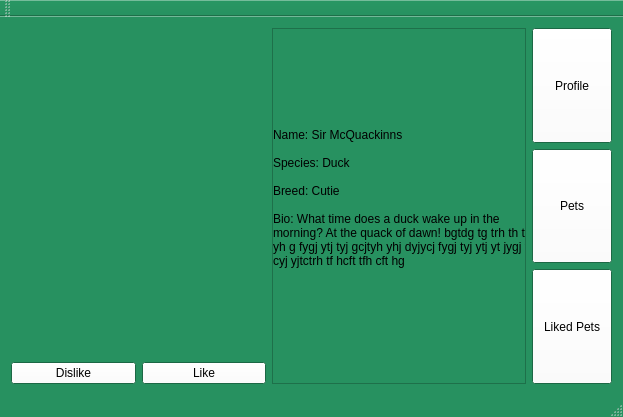
CS-205-S21/team_1_4, file pet_tinder/gui/screen.ui: the form before one commit.
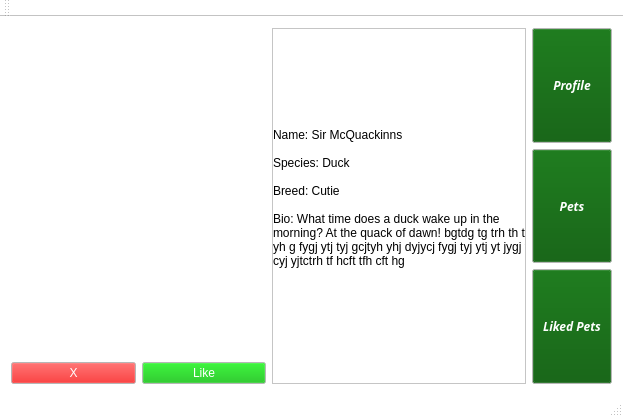
The form after the commit.

Diff of the .ui file:
```diff
--- a/pet_tinder/gui/screen.ui
+++ b/pet_tinder/gui/screen.ui
@@ -31,31 +31,49 @@
      <colorrole role="Button">
       <brush brushstyle="SolidPattern">
        <color alpha="255">
-        <red>255</red>
-        <green>255</green>
-        <blue>255</blue>
+        <red>0</red>
+        <green>129</green>
+        <blue>0</blue>
        </color>
       </brush>
      </colorrole>
      <colorrole role="Light">
       <brush brushstyle="SolidPattern">
        <color alpha="255">
-        <red>53</red>
+        <red>255</red>
         <green>255</green>
-        <blue>164</blue>
+        <blue>255</blue>
        </color>
       </brush>
      </colorrole>
      <colorrole role="Midlight">
       <brush brushstyle="SolidPattern">
        <color alpha="255">
-        <red>61</red>
+        <red>255</red>
         <green>255</green>
-        <blue>217</blue>
+        <blue>255</blue>
        </color>
       </brush>
      </colorrole>
-     <colorrole role="ButtonText">
+     <colorrole role="Dark">
+      <brush brushstyle="SolidPattern">
+       <color alpha="255">
+        <red>255</red>
+        <green>255</green>
+        <blue>255</blue>
+       </color>
+      </brush>
+     </colorrole>
+     <colorrole role="Mid">
+      <brush brushstyle="SolidPattern">
+       <color alpha="255">
+        <red>255</red>
+        <green>255</green>
+        <blue>255</blue>
+       </color>
+      </brush>
+     </colorrole>
+     <colorrole role="Text">
       <brush brushstyle="SolidPattern">
        <color alpha="255">
         <red>0</red>
@@ -64,21 +82,39 @@
        </color>
       </brush>
      </colorrole>
+     <colorrole role="ButtonText">
+      <brush brushstyle="SolidPattern">
+       <color alpha="255">
+        <red>255</red>
+        <green>255</green>
+        <blue>255</blue>
+       </color>
+      </brush>
+     </colorrole>
      <colorrole role="Base">
       <brush brushstyle="SolidPattern">
        <color alpha="255">
-        <red>51</red>
-        <green>51</green>
-        <blue>51</blue>
+        <red>255</red>
+        <green>255</green>
+        <blue>255</blue>
        </color>
       </brush>
      </colorrole>
      <colorrole role="Window">
       <brush brushstyle="SolidPattern">
        <color alpha="255">
-        <red>39</red>
-        <green>145</green>
-        <blue>96</blue>
+        <red>255</red>
+        <green>255</green>
+        <blue>255</blue>
+       </color>
+      </brush>
+     </colorrole>
+     <colorrole role="Shadow">
+      <brush brushstyle="SolidPattern">
+       <color alpha="255">
+        <red>255</red>
+        <green>255</green>
+        <blue>255</blue>
        </color>
       </brush>
      </colorrole>
@@ -96,31 +132,49 @@
      <colorrole role="Button">
       <brush brushstyle="SolidPattern">
        <color alpha="255">
-        <red>255</red>
-        <green>255</green>
-        <blue>255</blue>
+        <red>0</red>
+        <green>129</green>
+        <blue>0</blue>
        </color>
       </brush>
      </colorrole>
      <colorrole role="Light">
       <brush brushstyle="SolidPattern">
        <color alpha="255">
-        <red>53</red>
+        <red>255</red>
         <green>255</green>
-        <blue>164</blue>
+        <blue>255</blue>
        </color>
       </brush>
      </colorrole>
      <colorrole role="Midlight">
       <brush brushstyle="SolidPattern">
        <color alpha="255">
-        <red>61</red>
+        <red>255</red>
         <green>255</green>
-        <blue>217</blue>
+        <blue>255</blue>
        </color>
       </brush>
      </colorrole>
-     <colorrole role="ButtonText">
+     <colorrole role="Dark">
+      <brush brushstyle="SolidPattern">
+       <color alpha="255">
+        <red>255</red>
+        <green>255</green>
+        <blue>255</blue>
+       </color>
+      </brush>
+     </colorrole>
+     <colorrole role="Mid">
+      <brush brushstyle="SolidPattern">
+       <color alpha="255">
+        <red>255</red>
+        <green>255</green>
+        <blue>255</blue>
+       </color>
+      </brush>
+     </colorrole>
+     <colorrole role="Text">
       <brush brushstyle="SolidPattern">
        <color alpha="255">
         <red>0</red>
@@ -129,21 +183,39 @@
        </color>
       </brush>
      </colorrole>
+     <colorrole role="ButtonText">
+      <brush brushstyle="SolidPattern">
+       <color alpha="255">
+        <red>255</red>
+        <green>255</green>
+        <blue>255</blue>
+       </color>
+      </brush>
+     </colorrole>
      <colorrole role="Base">
       <brush brushstyle="SolidPattern">
        <color alpha="255">
-        <red>51</red>
-        <green>51</green>
-        <blue>51</blue>
+        <red>255</red>
+        <green>255</green>
+        <blue>255</blue>
        </color>
       </brush>
      </colorrole>
      <colorrole role="Window">
       <brush brushstyle="SolidPattern">
        <color alpha="255">
-        <red>39</red>
-        <green>145</green>
-        <blue>96</blue>
+        <red>255</red>
+        <green>255</green>
+        <blue>255</blue>
+       </color>
+      </brush>
+     </colorrole>
+     <colorrole role="Shadow">
+      <brush brushstyle="SolidPattern">
+       <color alpha="255">
+        <red>255</red>
+        <green>255</green>
+        <blue>255</blue>
        </color>
       </brush>
      </colorrole>
@@ -151,7 +223,7 @@
     <disabled>
      <colorrole role="WindowText">
       <brush brushstyle="SolidPattern">
-       <color alpha="127">
+       <color alpha="255">
         <red>255</red>
         <green>255</green>
         <blue>255</blue>
@@ -161,33 +233,60 @@
      <colorrole role="Button">
       <brush brushstyle="SolidPattern">
        <color alpha="255">
-        <red>255</red>
-        <green>255</green>
-        <blue>255</blue>
+        <red>0</red>
+        <green>129</green>
+        <blue>0</blue>
        </color>
       </brush>
      </colorrole>
      <colorrole role="Light">
       <brush brushstyle="SolidPattern">
        <color alpha="255">
-        <red>53</red>
+        <red>255</red>
         <green>255</green>
-        <blue>164</blue>
+        <blue>255</blue>
        </color>
       </brush>
      </colorrole>
      <colorrole role="Midlight">
       <brush brushstyle="SolidPattern">
        <color alpha="255">
-        <red>61</red>
+        <red>255</red>
         <green>255</green>
-        <blue>217</blue>
+        <blue>255</blue>
+       </color>
+      </brush>
+     </colorrole>
+     <colorrole role="Dark">
+      <brush brushstyle="SolidPattern">
+       <color alpha="255">
+        <red>255</red>
+        <green>255</green>
+        <blue>255</blue>
+       </color>
+      </brush>
+     </colorrole>
+     <colorrole role="Mid">
+      <brush brushstyle="SolidPattern">
+       <color alpha="255">
+        <red>255</red>
+        <green>255</green>
+        <blue>255</blue>
+       </color>
+      </brush>
+     </colorrole>
+     <colorrole role="Text">
+      <brush brushstyle="SolidPattern">
+       <color alpha="255">
+        <red>255</red>
+        <green>255</green>
+        <blue>255</blue>
        </color>
       </brush>
      </colorrole>
      <colorrole role="ButtonText">
       <brush brushstyle="SolidPattern">
-       <color alpha="127">
+       <color alpha="255">
         <red>255</red>
         <green>255</green>
         <blue>255</blue>
@@ -197,18 +296,27 @@
      <colorrole role="Base">
       <brush brushstyle="SolidPattern">
        <color alpha="255">
-        <red>39</red>
-        <green>145</green>
-        <blue>96</blue>
+        <red>255</red>
+        <green>255</green>
+        <blue>255</blue>
        </color>
       </brush>
      </colorrole>
      <colorrole role="Window">
       <brush brushstyle="SolidPattern">
        <color alpha="255">
-        <red>39</red>
-        <green>145</green>
-        <blue>96</blue>
+        <red>255</red>
+        <green>255</green>
+        <blue>255</blue>
+       </color>
+      </brush>
+     </colorrole>
+     <colorrole role="Shadow">
+      <brush brushstyle="SolidPattern">
+       <color alpha="255">
+        <red>255</red>
+        <green>255</green>
+        <blue>255</blue>
        </color>
       </brush>
      </colorrole>
@@ -265,13 +373,87 @@
          <layout class="QHBoxLayout" name="horizontalLayout_2">
           <item>
            <widget class="QPushButton" name="pushButton_3">
+            <property name="palette">
+             <palette>
+              <active>
+               <colorrole role="Button">
+                <brush brushstyle="SolidPattern">
+                 <color alpha="255">
+                  <red>226</red>
+                  <green>0</green>
+                  <blue>0</blue>
+                 </color>
+                </brush>
+               </colorrole>
+              </active>
+              <inactive>
+               <colorrole role="Button">
+                <brush brushstyle="SolidPattern">
+                 <color alpha="255">
+                  <red>226</red>
+                  <green>0</green>
+                  <blue>0</blue>
+                 </color>
+                </brush>
+               </colorrole>
+              </inactive>
+              <disabled>
+               <colorrole role="Button">
+                <brush brushstyle="SolidPattern">
+                 <color alpha="255">
+                  <red>226</red>
+                  <green>0</green>
+                  <blue>0</blue>
+                 </color>
+                </brush>
+               </colorrole>
+              </disabled>
+             </palette>
+            </property>
             <property name="text">
-             <string>Dislike</string>
+             <string>X</string>
             </property>
            </widget>
           </item>
           <item>
            <widget class="QPushButton" name="pushButton_2">
+            <property name="palette">
+             <palette>
+              <active>
+               <colorrole role="Button">
+                <brush brushstyle="SolidPattern">
+                 <color alpha="255">
+                  <red>0</red>
+                  <green>181</green>
+                  <blue>0</blue>
+                 </color>
+                </brush>
+               </colorrole>
+              </active>
+              <inactive>
+               <colorrole role="Button">
+                <brush brushstyle="SolidPattern">
+                 <color alpha="255">
+                  <red>0</red>
+                  <green>181</green>
+                  <blue>0</blue>
+                 </color>
+                </brush>
+               </colorrole>
+              </inactive>
+              <disabled>
+               <colorrole role="Button">
+                <brush brushstyle="SolidPattern">
+                 <color alpha="255">
+                  <red>0</red>
+                  <green>181</green>
+                  <blue>0</blue>
+                 </color>
+                </brush>
+               </colorrole>
+              </disabled>
+             </palette>
+            </property>
             <property name="text">
              <string>Like</string>
             </property>
@@ -291,7 +473,7 @@
           <rect>
            <x>0</x>
            <y>0</y>
-           <width>252</width>
+           <width>251</width>
            <height>336</height>
           </rect>
          </property>
@@ -342,6 +524,51 @@
             <height>0</height>
            </size>
           </property>
+          <property name="palette">
+           <palette>
+            <active>
+             <colorrole role="Button">
+              <brush brushstyle="SolidPattern">
+               <color alpha="255">
+                <red>0</red>
+                <green>85</green>
+                <blue>0</blue>
+               </color>
+              </brush>
+             </colorrole>
+            </active>
+            <inactive>
+             <colorrole role="Button">
+              <brush brushstyle="SolidPattern">
+               <color alpha="255">
+                <red>0</red>
+                <green>85</green>
+                <blue>0</blue>
+               </color>
+              </brush>
+             </colorrole>
+            </inactive>
+            <disabled>
+             <colorrole role="Button">
+              <brush brushstyle="SolidPattern">
+               <color alpha="255">
+                <red>0</red>
+                <green>85</green>
+                <blue>0</blue>
+               </color>
+              </brush>
+             </colorrole>
+            </disabled>
+           </palette>
+          </property>
+          <property name="font">
+           <font>
+            <family>Purisa</family>
+            <weight>75</weight>
+            <italic>true</italic>
+            <bold>true</bold>
+           </font>
+          </property>
           <property name="layoutDirection">
            <enum>Qt::LeftToRight</enum>
           </property>
@@ -358,6 +585,51 @@
             <height>10000</height>
            </size>
           </property>
+          <property name="palette">
+           <palette>
+            <active>
+             <colorrole role="Button">
+              <brush brushstyle="SolidPattern">
+               <color alpha="255">
+                <red>0</red>
+                <green>85</green>
+                <blue>0</blue>
+               </color>
+              </brush>
+             </colorrole>
+            </active>
+            <inactive>
+             <colorrole role="Button">
+              <brush brushstyle="SolidPattern">
+               <color alpha="255">
+                <red>0</red>
+                <green>85</green>
+                <blue>0</blue>
+               </color>
+              </brush>
+             </colorrole>
+            </inactive>
+            <disabled>
+             <colorrole role="Button">
+              <brush brushstyle="SolidPattern">
+               <color alpha="255">
+                <red>0</red>
+                <green>85</green>
+                <blue>0</blue>
+               </color>
+              </brush>
+             </colorrole>
+            </disabled>
+           </palette>
+          </property>
+          <property name="font">
+           <font>
+            <family>Purisa</family>
+            <weight>75</weight>
+            <italic>true</italic>
+            <bold>true</bold>
+           </font>
+          </property>
           <property name="layoutDirection">
            <enum>Qt::LeftToRight</enum>
           </property>
@@ -374,6 +646,51 @@
             <height>10000</height>
            </size>
           </property>
+          <property name="palette">
+           <palette>
+            <active>
+             <colorrole role="Button">
+              <brush brushstyle="SolidPattern">
+               <color alpha="255">
+                <red>0</red>
+                <green>85</green>
+                <blue>0</blue>
+               </color>
+              </brush>
+             </colorrole>
+            </active>
+            <inactive>
+             <colorrole role="Button">
+              <brush brushstyle="SolidPattern">
+               <color alpha="255">
+                <red>0</red>
+                <green>85</green>
+                <blue>0</blue>
+               </color>
+              </brush>
+             </colorrole>
+            </inactive>
+            <disabled>
+             <colorrole role="Button">
+              <brush brushstyle="SolidPattern">
+               <color alpha="255">
+                <red>0</red>
+                <green>85</green>
+                <blue>0</blue>
+               </color>
+              </brush>
+             </colorrole>
+            </disabled>
+           </palette>
+          </property>
+          <property name="font">
+           <font>
+            <family>Purisa</family>
+            <weight>75</weight>
+            <italic>true</italic>
+            <bold>true</bold>
+           </font>
+          </property>
           <property name="layoutDirection">
            <enum>Qt::LeftToRight</enum>
           </property>
@@ -389,6 +706,205 @@
    </layout>
   </widget>
   <widget class="QToolBar" name="mainToolBar">
+   <property name="palette">
+    <palette>
+     <active>
+      <colorrole role="WindowText">
+       <brush brushstyle="SolidPattern">
+        <color alpha="255">
+         <red>0</red>
+         <green>0</green>
+         <blue>0</blue>
+        </color>
+       </brush>
+      </colorrole>
+      <colorrole role="Light">
+       <brush brushstyle="SolidPattern">
+        <color alpha="255">
+         <red>255</red>
+         <green>255</green>
+         <blue>255</blue>
+        </color>
+       </brush>
+      </colorrole>
+      <colorrole role="Midlight">
+       <brush brushstyle="SolidPattern">
+        <color alpha="255">
+         <red>255</red>
+         <green>255</green>
+         <blue>255</blue>
+        </color>
+       </brush>
+      </colorrole>
+      <colorrole role="Dark">
+       <brush brushstyle="SolidPattern">
+        <color alpha="255">
+         <red>255</red>
+         <green>255</green>
+         <blue>255</blue>
+        </color>
+       </brush>
+      </colorrole>
+      <colorrole role="Mid">
+       <brush brushstyle="SolidPattern">
+        <color alpha="255">
+         <red>255</red>
+         <green>255</green>
+         <blue>255</blue>
+        </color>
+       </brush>
+      </colorrole>
+      <colorrole role="Text">
+       <brush brushstyle="SolidPattern">
+        <color alpha="255">
+         <red>0</red>
+         <green>0</green>
+         <blue>0</blue>
+        </color>
+       </brush>
+      </colorrole>
+      <colorrole role="ButtonText">
+       <brush brushstyle="SolidPattern">
+        <color alpha="255">
+         <red>255</red>
+         <green>255</green>
+         <blue>255</blue>
+        </color>
+       </brush>
+      </colorrole>
+     </active>
+     <inactive>
+      <colorrole role="WindowText">
+       <brush brushstyle="SolidPattern">
+        <color alpha="255">
+         <red>0</red>
+         <green>0</green>
+         <blue>0</blue>
+        </color>
+       </brush>
+      </colorrole>
+      <colorrole role="Light">
+       <brush brushstyle="SolidPattern">
+        <color alpha="255">
+         <red>255</red>
+         <green>255</green>
+         <blue>255</blue>
+        </color>
+       </brush>
+      </colorrole>
+      <colorrole role="Midlight">
+       <brush brushstyle="SolidPattern">
+        <color alpha="255">
+         <red>255</red>
+         <green>255</green>
+         <blue>255</blue>
+        </color>
+       </brush>
+      </colorrole>
+      <colorrole role="Dark">
+       <brush brushstyle="SolidPattern">
+        <color alpha="255">
+         <red>255</red>
+         <green>255</green>
+         <blue>255</blue>
+        </color>
+       </brush>
+      </colorrole>
+      <colorrole role="Mid">
+       <brush brushstyle="SolidPattern">
+        <color alpha="255">
+         <red>255</red>
+         <green>255</green>
+         <blue>255</blue>
+        </color>
+       </brush>
+      </colorrole>
+      <colorrole role="Text">
+       <brush brushstyle="SolidPattern">
+        <color alpha="255">
+         <red>0</red>
+         <green>0</green>
+         <blue>0</blue>
+        </color>
+       </brush>
+      </colorrole>
+      <colorrole role="ButtonText">
+       <brush brushstyle="SolidPattern">
+        <color alpha="255">
+         <red>255</red>
+         <green>255</green>
+         <blue>255</blue>
+        </color>
+       </brush>
+      </colorrole>
+     </inactive>
+     <disabled>
+      <colorrole role="WindowText">
+       <brush brushstyle="SolidPattern">
+        <color alpha="255">
+         <red>255</red>
+         <green>255</green>
+         <blue>255</blue>
+        </color>
+       </brush>
+      </colorrole>
+      <colorrole role="Light">
+       <brush brushstyle="SolidPattern">
+        <color alpha="255">
+         <red>255</red>
+         <green>255</green>
+         <blue>255</blue>
+        </color>
+       </brush>
+      </colorrole>
+      <colorrole role="Midlight">
+       <brush brushstyle="SolidPattern">
+        <color alpha="255">
+         <red>255</red>
+         <green>255</green>
+         <blue>255</blue>
+        </color>
+       </brush>
+      </colorrole>
+      <colorrole role="Dark">
+       <brush brushstyle="SolidPattern">
+        <color alpha="255">
+         <red>255</red>
+         <green>255</green>
+         <blue>255</blue>
+        </color>
+       </brush>
+      </colorrole>
+      <colorrole role="Mid">
+       <brush brushstyle="SolidPattern">
+        <color alpha="255">
+         <red>255</red>
+         <green>255</green>
+         <blue>255</blue>
+        </color>
+       </brush>
+      </colorrole>
+      <colorrole role="Text">
+       <brush brushstyle="SolidPattern">
+        <color alpha="255">
+         <red>255</red>
+         <green>255</green>
+         <blue>255</blue>
+        </color>
+       </brush>
+      </colorrole>
+      <colorrole role="ButtonText">
+       <brush brushstyle="SolidPattern">
+        <color alpha="255">
+         <red>255</red>
+         <green>255</green>
+         <blue>255</blue>
+        </color>
+       </brush>
+      </colorrole>
+     </disabled>
+    </palette>
+   </property>
    <attribute name="toolBarArea">
     <enum>TopToolBarArea</enum>
    </attribute>
```
